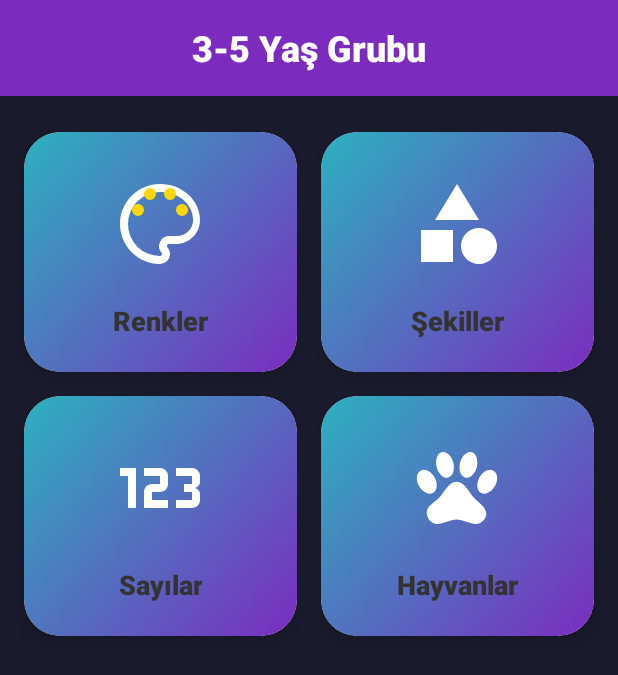
After one commit to chelebyy/MiniDahi, an Android app built with Jetpack Compose: the ThreeToFiveActivity screen opened directly, with no data from a screen before it, on a phone screen of 412 x 824 dp. The commit adds this screen. Shown: the top 675 px of the screen. Run offline under Robolectric (Android 15) with nearby library versions, the phone set to English and light mode, and no system bars; our stand-ins replace Dagger/Hilt's generated code.

Commit message:
feat: implement 3-5 age group module with category selection

```diff
--- a/app/src/main/AndroidManifest.xml
+++ b/app/src/main/AndroidManifest.xml
@@ -25,8 +25,8 @@
         </activity>
 
         <activity
-            android:name=".presentation.age3to5.Age3to5Activity"
+            android:name=".age_groups.three_to_five.ThreeToFiveActivity"
+            android:exported="false"
             android:theme="@style/Theme.MiniDahi" />
     </application>
-
 </manifest>
--- /dev/null
+++ b/app/src/main/java/com/minidahi/age_groups/three_to_five/CategoryAdapter.kt
@@ -0,0 +1,46 @@
+package com.minidahi.age_groups.three_to_five
+
+import android.view.LayoutInflater
+import android.view.View
+import android.view.ViewGroup
+import android.widget.ImageView
+import android.widget.TextView
+import androidx.cardview.widget.CardView
+import androidx.recyclerview.widget.RecyclerView
+import com.minidahi.R
+
+class CategoryAdapter(
+    private val categories: List<Category>,
+    private val onCategoryClick: (Category) -> Unit
+) : RecyclerView.Adapter<CategoryAdapter.CategoryViewHolder>() {
+
+    override fun onCreateViewHolder(parent: ViewGroup, viewType: Int): CategoryViewHolder {
+        val view = LayoutInflater.from(parent.context)
+            .inflate(R.layout.item_category, parent, false)
+        return CategoryViewHolder(view)
+    }
+
+    override fun onBindViewHolder(holder: CategoryViewHolder, position: Int) {
+        holder.bind(categories[position])
+    }
+
+    override fun getItemCount() = categories.size
+
+    inner class CategoryViewHolder(itemView: View) : RecyclerView.ViewHolder(itemView) {
+        private val cardView: CardView = itemView.findViewById(R.id.cardView)
+        private val iconView: ImageView = itemView.findViewById(R.id.categoryIcon)
+        private val titleView: TextView = itemView.findViewById(R.id.categoryTitle)
+
+        fun bind(category: Category) {
+            iconView.setImageResource(category.iconResId)
+            titleView.text = category.title
+            cardView.setOnClickListener { onCategoryClick(category) }
+        }
+    }
+}
+
+data class Category(
+    val id: Int,
+    val title: String,
+    val iconResId: Int
+)
--- /dev/null
+++ b/app/src/main/java/com/minidahi/age_groups/three_to_five/ThreeToFiveActivity.kt
@@ -0,0 +1,45 @@
+package com.minidahi.age_groups.three_to_five
+
+import android.os.Bundle
+import android.widget.Toast
+import androidx.activity.viewModels
+import androidx.appcompat.app.AppCompatActivity
+import androidx.recyclerview.widget.GridLayoutManager
+import androidx.recyclerview.widget.RecyclerView
+import com.minidahi.R
+import dagger.hilt.android.AndroidEntryPoint
+
+@AndroidEntryPoint
+class ThreeToFiveActivity : AppCompatActivity() {
+    private val viewModel: ThreeToFiveViewModel by viewModels()
+    private lateinit var categoryAdapter: CategoryAdapter
+
+    override fun onCreate(savedInstanceState: Bundle?) {
+        super.onCreate(savedInstanceState)
+        setContentView(R.layout.activity_three_to_five)
+
+        setupActivity()
+    }
+
+    private fun setupActivity() {
+        setupRecyclerView()
+    }
+
+    private fun setupRecyclerView() {
+        val recyclerView = findViewById<RecyclerView>(R.id.categoryRecyclerView)
+        recyclerView.layoutManager = GridLayoutManager(this, 2)
+
+        val categories = listOf(
+            Category(1, "Renkler", R.drawable.ic_category_colors),
+            Category(2, "Şekiller", R.drawable.ic_category_shapes),
+            Category(3, "Sayılar", R.drawable.ic_category_numbers),
+            Category(4, "Hayvanlar", R.drawable.ic_category_animals)
+        )
+
+        categoryAdapter = CategoryAdapter(categories) { category ->
+            Toast.makeText(this, "${category.title} seçildi", Toast.LENGTH_SHORT).show()
+        }
+
+        recyclerView.adapter = categoryAdapter
+    }
+}
--- /dev/null
+++ b/app/src/main/java/com/minidahi/age_groups/three_to_five/ThreeToFiveModule.kt
@@ -0,0 +1,11 @@
+package com.minidahi.age_groups.three_to_five
+
+import dagger.Module
+import dagger.hilt.InstallIn
+import dagger.hilt.android.components.ViewModelComponent
+
+@Module
+@InstallIn(ViewModelComponent::class)
+object ThreeToFiveModule {
+    // Modül bağımlılıkları buraya eklenecek
+}
--- /dev/null
+++ b/app/src/main/java/com/minidahi/age_groups/three_to_five/ThreeToFiveViewModel.kt
@@ -0,0 +1,10 @@
+package com.minidahi.age_groups.three_to_five
+
+import androidx.lifecycle.ViewModel
+import dagger.hilt.android.lifecycle.HiltViewModel
+import javax.inject.Inject
+
+@HiltViewModel
+class ThreeToFiveViewModel @Inject constructor() : ViewModel() {
+    // ViewModel içeriği
+}
--- a/app/src/main/java/com/minidahi/presentation/main/MainActivity.kt
+++ b/app/src/main/java/com/minidahi/presentation/main/MainActivity.kt
@@ -1,11 +1,13 @@
 package com.minidahi.presentation.main
 
+import android.content.Intent
 import android.os.Bundle
 import android.view.animation.AnimationUtils
 import androidx.activity.ComponentActivity
 import androidx.cardview.widget.CardView
 import com.google.android.material.button.MaterialButton
 import com.minidahi.R
+import com.minidahi.age_groups.three_to_five.ThreeToFiveActivity
 import dagger.hilt.android.AndroidEntryPoint
 
 @AndroidEntryPoint
@@ -36,6 +38,9 @@ class MainActivity : ComponentActivity() {
                         }
                         android.view.MotionEvent.ACTION_UP, android.view.MotionEvent.ACTION_CANCEL -> {
                             startAnimation(buttonRelease)
+                            when (id) {
+                                R.id.card_3_5 -> startActivity(Intent(this@MainActivity, ThreeToFiveActivity::class.java))
+                            }
                             performClick()
                             true
                         }
--- /dev/null
+++ b/app/src/main/res/drawable/category_card_background.xml
@@ -0,0 +1,13 @@
+<?xml version="1.0" encoding="utf-8"?>
+<ripple xmlns:android="http://schemas.android.com/apk/res/android"
+    android:color="@color/ripple_light">
+    <item>
+        <shape android:shape="rectangle">
+            <gradient
+                android:angle="135"
+                android:endColor="@color/card_teal"
+                android:startColor="@color/card_purple" />
+            <corners android:radius="24dp" />
+        </shape>
+    </item>
+</ripple>
--- /dev/null
+++ b/app/src/main/res/drawable/ic_category_animals.xml
@@ -0,0 +1,10 @@
+<?xml version="1.0" encoding="utf-8"?>
+<vector xmlns:android="http://schemas.android.com/apk/res/android"
+    android:width="24dp"
+    android:height="24dp"
+    android:viewportWidth="24"
+    android:viewportHeight="24">
+    <path
+        android:fillColor="@color/text_light"
+        android:pathData="M8.35,3C9.53,2.83 10.78,4.12 11.14,5.9C11.5,7.67 10.85,9.25 9.67,9.43C8.5,9.61 7.24,8.32 6.87,6.54C6.5,4.77 7.17,3.19 8.35,3M15.5,3C16.69,3.19 17.35,4.77 17,6.54C16.62,8.32 15.37,9.61 14.19,9.43C13,9.25 12.35,7.67 12.72,5.9C13.08,4.12 14.33,2.83 15.5,3M3,7.6C4.14,7.11 5.69,8 6.5,9.55C7.26,11.13 7,12.79 5.87,13.28C4.74,13.77 3.2,12.89 2.41,11.32C1.62,9.75 1.9,8.08 3,7.6M21,7.6C22.1,8.08 22.38,9.75 21.59,11.32C20.8,12.89 19.26,13.77 18.13,13.28C17,12.79 16.74,11.13 17.5,9.55C18.31,8 19.86,7.11 21,7.6M19.33,18.38C19.37,19.32 18.65,20.36 17.79,20.75C16,21.57 13.88,19.87 11.89,19.87C9.9,19.87 7.76,21.64 6,20.75C5,20.26 4.31,18.96 4.44,17.88C4.62,16.39 6.41,15.59 7.47,14.5C8.88,13.09 9.88,10.44 11.89,10.44C13.89,10.44 14.95,13.05 16.3,14.5C17.41,15.72 19.26,16.75 19.33,18.38Z"/>
+</vector>
--- /dev/null
+++ b/app/src/main/res/drawable/ic_category_colors.xml
@@ -0,0 +1,13 @@
+<?xml version="1.0" encoding="utf-8"?>
+<vector xmlns:android="http://schemas.android.com/apk/res/android"
+    android:width="24dp"
+    android:height="24dp"
+    android:viewportWidth="24"
+    android:viewportHeight="24">
+    <path
+        android:fillColor="@color/text_light"
+        android:pathData="M12,22C6.49,22 2,17.51 2,12S6.49,2 12,2s10,4.04 10,9c0,3.31 -2.69,6 -6,6h-1.77c-0.28,0 -0.5,0.22 -0.5,0.5 0,0.12 0.05,0.23 0.13,0.33 0.41,0.47 0.64,1.06 0.64,1.67A2.5,2.5 0,0 1,12 22zM12,4a8,8 0,0 0,-8 8,8 8,0 0,0 8,8c0.28,0 0.5,-0.22 0.5,-0.5a0.54,0.54 0,0 0,-0.14 -0.35,2.5 2.5,0 0,1 -0.36,-2.65 2.5,2.5 0,0 1,2.5 -1.5h1.77a4,4 0,0 0,4 -4c0,-3.86 -3.59,-7 -8,-7z"/>
+    <path
+        android:fillColor="@color/accent_yellow"
+        android:pathData="M6.5,10a1.5,1.5 0,1 1,0 -3,1.5 1.5,0 0,1 0,3zM9.5,6a1.5,1.5 0,1 1,0 -3,1.5 1.5,0 0,1 0,3zM14.5,6a1.5,1.5 0,1 1,0 -3,1.5 1.5,0 0,1 0,3zM17.5,10a1.5,1.5 0,1 1,0 -3,1.5 1.5,0 0,1 0,3z"/>
+</vector>
--- /dev/null
+++ b/app/src/main/res/drawable/ic_category_numbers.xml
@@ -0,0 +1,10 @@
+<?xml version="1.0" encoding="utf-8"?>
+<vector xmlns:android="http://schemas.android.com/apk/res/android"
+    android:width="24dp"
+    android:height="24dp"
+    android:viewportWidth="24"
+    android:viewportHeight="24">
+    <path
+        android:fillColor="@color/text_light"
+        android:pathData="M4,17V9H2V7H6V17H4M22,15C22,16.11 21.1,17 20,17H16V15H20V13H18V11H20V9H16V7H20A2,2 0 0,1 22,9V10.5A1.5,1.5 0 0,1 20.5,12A1.5,1.5 0 0,1 22,13.5V15M14,15V17H8V13C8,11.89 8.9,11 10,11H12V9H8V7H12A2,2 0 0,1 14,9V11C14,12.11 13.1,13 12,13H10V15H14Z"/>
+</vector>
--- /dev/null
+++ b/app/src/main/res/drawable/ic_category_shapes.xml
@@ -0,0 +1,10 @@
+<?xml version="1.0" encoding="utf-8"?>
+<vector xmlns:android="http://schemas.android.com/apk/res/android"
+    android:width="24dp"
+    android:height="24dp"
+    android:viewportWidth="24"
+    android:viewportHeight="24">
+    <path
+        android:fillColor="@color/text_light"
+        android:pathData="M11,13.5V21.5H3V13.5H11M12,2L17.5,11H6.5L12,2M17.5,13C20,13 22,15 22,17.5C22,20 20,22 17.5,22C15,22 13,20 13,17.5C13,15 15,13 17.5,13Z"/>
+</vector>
--- /dev/null
+++ b/app/src/main/res/layout/activity_three_to_five.xml
@@ -0,0 +1,42 @@
+<?xml version="1.0" encoding="utf-8"?>
+<androidx.constraintlayout.widget.ConstraintLayout xmlns:android="http://schemas.android.com/apk/res/android"
+    xmlns:app="http://schemas.android.com/apk/res-auto"
+    android:layout_width="match_parent"
+    android:layout_height="match_parent"
+    android:background="@color/background_dark">
+
+    <!-- Üst Bar -->
+    <androidx.appcompat.widget.Toolbar
+        android:id="@+id/toolbar"
+        android:layout_width="match_parent"
+        android:layout_height="?attr/actionBarSize"
+        android:background="@color/primary"
+        android:elevation="8dp"
+        app:layout_constraintTop_toTopOf="parent">
+
+        <TextView
+            android:id="@+id/toolbarTitle"
+            android:layout_width="wrap_content"
+            android:layout_height="wrap_content"
+            android:layout_gravity="center"
+            android:fontFamily="sans-serif-medium"
+            android:text="3-5 Yaş Grubu"
+            android:textColor="@color/text_light"
+            android:textSize="24sp"
+            android:textStyle="bold" />
+
+    </androidx.appcompat.widget.Toolbar>
+
+    <!-- Kategori Grid -->
+    <androidx.recyclerview.widget.RecyclerView
+        android:id="@+id/categoryRecyclerView"
+        android:layout_width="match_parent"
+        android:layout_height="0dp"
+        android:layout_marginHorizontal="8dp"
+        android:layout_marginTop="16dp"
+        android:clipToPadding="false"
+        android:paddingBottom="16dp"
+        app:layout_constraintBottom_toBottomOf="parent"
+        app:layout_constraintTop_toBottomOf="@id/toolbar" />
+
+</androidx.constraintlayout.widget.ConstraintLayout>
--- /dev/null
+++ b/app/src/main/res/layout/item_category.xml
@@ -0,0 +1,39 @@
+<?xml version="1.0" encoding="utf-8"?>
+<androidx.cardview.widget.CardView xmlns:android="http://schemas.android.com/apk/res/android"
+    xmlns:app="http://schemas.android.com/apk/res-auto"
+    android:id="@+id/cardView"
+    android:layout_width="match_parent"
+    android:layout_height="160dp"
+    android:layout_margin="8dp"
+    app:cardCornerRadius="24dp"
+    app:cardElevation="8dp">
+
+    <LinearLayout
+        android:layout_width="match_parent"
+        android:layout_height="match_parent"
+        android:background="@drawable/category_card_background"
+        android:gravity="center"
+        android:orientation="vertical"
+        android:padding="16dp">
+
+        <ImageView
+            android:id="@+id/categoryIcon"
+            android:layout_width="80dp"
+            android:layout_height="80dp"
+            android:contentDescription="Kategori ikonu"
+            android:padding="8dp" />
+
+        <TextView
+            android:id="@+id/categoryTitle"
+            android:layout_width="wrap_content"
+            android:layout_height="wrap_content"
+            android:layout_marginTop="12dp"
+            android:fontFamily="sans-serif-medium"
+            android:textAlignment="center"
+            android:textColor="@color/text_dark"
+            android:textSize="18sp"
+            android:textStyle="bold" />
+
+    </LinearLayout>
+
+</androidx.cardview.widget.CardView>
--- a/app/src/main/res/values/colors.xml
+++ b/app/src/main/res/values/colors.xml
@@ -4,11 +4,13 @@
     <color name="background_dark">#1A1B2E</color>
     <color name="accent_yellow">#FFD700</color>
     <color name="text_light">#FFFFFF</color>
+    <color name="text_dark">#333333</color>
 
     <!-- Kart Renkleri -->
     <color name="card_purple">#7B2CBF</color>
     <color name="card_teal">#2CB1BF</color>
     <color name="card_orange">#BF5B2C</color>
+    <color name="card_pink">#BF2C5B</color>
 
     <!-- Efekt Renkleri -->
     <color name="ripple_light">#33FFFFFF</color>
@@ -44,4 +46,11 @@
     <color name="md_theme_light_inversePrimary">#D0BCFF</color>
     <color name="md_theme_light_surfaceTint">#6750A4</color>
     <color name="md_theme_light_scrim">#000000</color>
+    <color name="purple_200">#FFBB86FC</color>
+    <color name="purple_500">#FF6200EE</color>
+    <color name="purple_700">#FF3700B3</color>
+    <color name="teal_200">#FF03DAC5</color>
+    <color name="teal_700">#FF018786</color>
+    <color name="black">#FF000000</color>
+    <color name="white">#FFFFFFFF</color>
 </resources>
```
